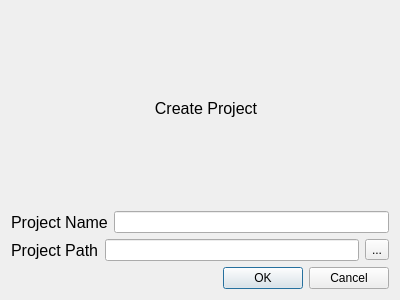
Old version of the form newprojectdialog.ui in the repository WXY163/ezAMI.
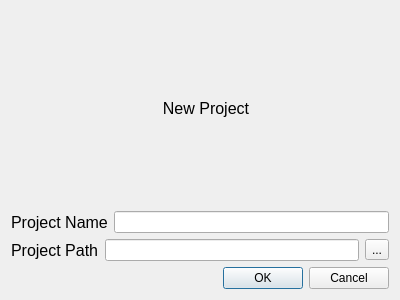
New version of the form.

```diff
--- a/newprojectdialog.ui
+++ b/newprojectdialog.ui
@@ -60,7 +60,7 @@
         </font>
        </property>
        <property name="text">
-        <string>Create Project</string>
+        <string>New Project</string>
        </property>
        <property name="alignment">
         <set>Qt::AlignCenter</set>
```
